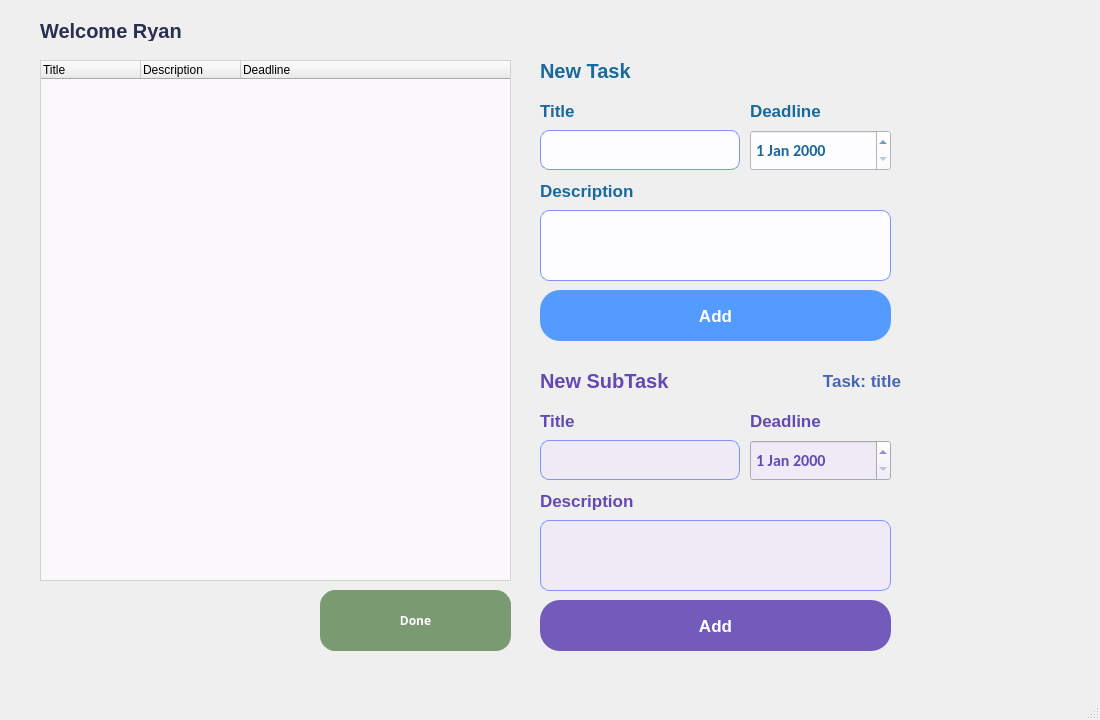
The window that GUI/HomeWindow.ui (ImRanjbar/Task-Management) describes before a commit, drawn with Qt 5.
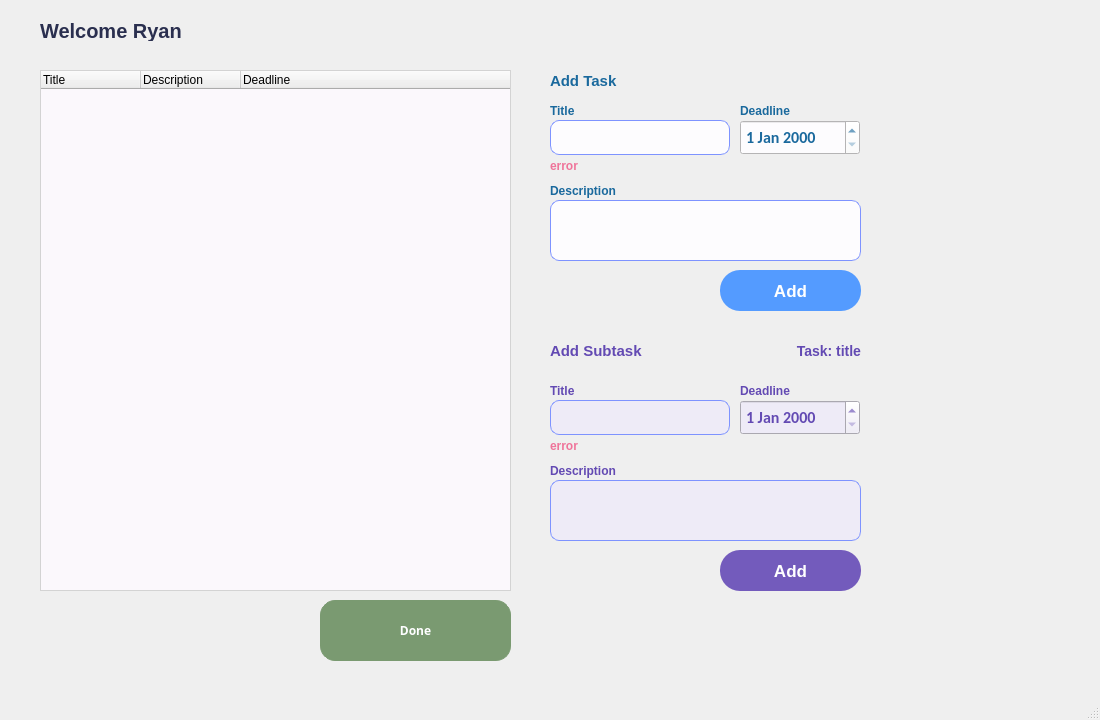
The same window after the commit. Icons and pictures are not drawn.

Commit message: Improve HomeWindow UI and add error handling for it, Fix destructures bugs.

```diff
--- a/GUI/HomeWindow.ui
+++ b/GUI/HomeWindow.ui
@@ -29,10 +29,10 @@
    <widget class="QPushButton" name="PB_profile">
     <property name="geometry">
      <rect>
-      <x>975</x>
+      <x>954</x>
       <y>25</y>
-      <width>90</width>
-      <height>90</height>
+      <width>124</width>
+      <height>124</height>
      </rect>
     </property>
     <property name="minimumSize">
@@ -43,8 +43,8 @@
     </property>
     <property name="maximumSize">
      <size>
-      <width>90</width>
-      <height>90</height>
+      <width>124</width>
+      <height>124</height>
      </size>
     </property>
     <property name="cursor">
@@ -87,10 +87,10 @@
    <widget class="QPushButton" name="PB_logout">
     <property name="geometry">
      <rect>
-      <x>975</x>
-      <y>130</y>
-      <width>90</width>
-      <height>90</height>
+      <x>954</x>
+      <y>150</y>
+      <width>124</width>
+      <height>124</height>
      </rect>
     </property>
     <property name="minimumSize">
@@ -101,8 +101,8 @@
     </property>
     <property name="maximumSize">
      <size>
-      <width>90</width>
-      <height>90</height>
+      <width>124</width>
+      <height>124</height>
      </size>
     </property>
     <property name="cursor">
@@ -172,7 +172,7 @@
     <property name="geometry">
      <rect>
       <x>40</x>
-      <y>60</y>
+      <y>70</y>
       <width>471</width>
       <height>521</height>
      </rect>
@@ -215,242 +215,6 @@
      </property>
     </column>
    </widget>
-   <widget class="QLabel" name="label_2">
-    <property name="geometry">
-     <rect>
-      <x>540</x>
-      <y>60</y>
-      <width>211</width>
-      <height>21</height>
-     </rect>
-    </property>
-    <property name="styleSheet">
-     <string notr="true">font-family: Arial;
-font-size: 20px;
-letter-spacing: 0px;
-word-spacing: 0px;
-color: #1a699d;
-font-weight: bold;
-text-decoration: none;
-font-style: normal;
-font-variant: normal;
-text-transform: none;
-</string>
-    </property>
-    <property name="text">
-     <string>New Task</string>
-    </property>
-   </widget>
-   <widget class="QLineEdit" name="LE_titleTask">
-    <property name="geometry">
-     <rect>
-      <x>540</x>
-      <y>130</y>
-      <width>200</width>
-      <height>40</height>
-     </rect>
-    </property>
-    <property name="minimumSize">
-     <size>
-      <width>200</width>
-      <height>40</height>
-     </size>
-    </property>
-    <property name="maximumSize">
-     <size>
-      <width>200</width>
-      <height>40</height>
-     </size>
-    </property>
-    <property name="styleSheet">
-     <string notr="true">QLineEdit {
-	background-color:#fdfcfe;
-	border-radius:9px;
-	border:1px solid #7e93ff;
-	display:inline-block;
-	cursor:text;
-	color:#6671d4;
-	font-family:Impactl;
-	font-size: 12px;
-	font-weight:bold;
-	padding:5px 20px;
-	text-decoration:none;
-	text-shadow:10px 0px 0px #9752cc;
-}
-</string>
-    </property>
-    <property name="placeholderText">
-     <string/>
-    </property>
-   </widget>
-   <widget class="QLabel" name="label_3">
-    <property name="geometry">
-     <rect>
-      <x>540</x>
-      <y>100</y>
-      <width>211</width>
-      <height>21</height>
-     </rect>
-    </property>
-    <property name="styleSheet">
-     <string notr="true">font-family: Arial;
-font-size: 17px;
-letter-spacing: 0px;
-word-spacing: 0px;
-color: #1a699d;
-font-weight: bold;
-text-decoration: none;
-font-style: normal;
-font-variant: normal;
-text-transform: none;
-</string>
-    </property>
-    <property name="text">
-     <string>Title</string>
-    </property>
-   </widget>
-   <widget class="QLabel" name="label_4">
-    <property name="geometry">
-     <rect>
-      <x>540</x>
-      <y>180</y>
-      <width>211</width>
-      <height>21</height>
-     </rect>
-    </property>
-    <property name="styleSheet">
-     <string notr="true">font-family: Arial;
-font-size: 17px;
-letter-spacing: 0px;
-word-spacing: 0px;
-color: #1a699d;
-font-weight: bold;
-text-decoration: none;
-font-style: normal;
-font-variant: normal;
-text-transform: none;
-</string>
-    </property>
-    <property name="text">
-     <string>Description</string>
-    </property>
-   </widget>
-   <widget class="QDateEdit" name="DE_deadlineTask">
-    <property name="geometry">
-     <rect>
-      <x>750</x>
-      <y>130</y>
-      <width>141</width>
-      <height>41</height>
-     </rect>
-    </property>
-    <property name="styleSheet">
-     <string notr="true">QDateEdit {
-    background-color: #fdfcfe; 
-
-    padding: 1px; 
-	font-family: Calibri;
-	font-size: 16px;
-	color: #1a699d;
-	font-weight: bold;
-}
-</string>
-    </property>
-   </widget>
-   <widget class="QLabel" name="label_5">
-    <property name="geometry">
-     <rect>
-      <x>750</x>
-      <y>100</y>
-      <width>141</width>
-      <height>21</height>
-     </rect>
-    </property>
-    <property name="styleSheet">
-     <string notr="true">font-family: Arial;
-font-size: 17px;
-letter-spacing: 0px;
-word-spacing: 0px;
-color: #1a699d;
-font-weight: bold;
-text-decoration: none;
-font-style: normal;
-font-variant: normal;
-text-transform: none;
-</string>
-    </property>
-    <property name="text">
-     <string>Deadline</string>
-    </property>
-   </widget>
-   <widget class="QPushButton" name="PB_addTask">
-    <property name="enabled">
-     <bool>true</bool>
-    </property>
-    <property name="geometry">
-     <rect>
-      <x>540</x>
-      <y>290</y>
-      <width>351</width>
-      <height>51</height>
-     </rect>
-    </property>
-    <property name="cursor">
-     <cursorShape>PointingHandCursor</cursorShape>
-    </property>
-    <property name="styleSheet">
-     <string notr="true">QPushButton {
-	background-color:#549BFF;
-	border-radius:20px;
-	display:inline-block;
-	cursor:pointer;
-	color:#ffffff;
-	font-family:Arial;
-	font-size:17px;
-	font-weight:bold;
-	padding:10px 45px;
-	text-decoration:none;
-	text-shadow:0px 1px 0px #2f6627;
-}
-
-QPushButton:hover {
-	background-color:#6eaaff;
-}
-
-QPushButton:active {
-		position:relative;
-	top:1px;
-}
-</string>
-    </property>
-    <property name="text">
-     <string>Add</string>
-    </property>
-   </widget>
-   <widget class="QTextEdit" name="TE_desTask">
-    <property name="geometry">
-     <rect>
-      <x>540</x>
-      <y>210</y>
-      <width>351</width>
-      <height>71</height>
-     </rect>
-    </property>
-    <property name="styleSheet">
-     <string notr="true">background-color : #fdfcfe;
-	border-radius:9px;
-	border:1px solid #7e93ff;
-	display:inline-block;
-	cursor:text;
-	color:#6671d4;
-	font-family:Impactl;
-	font-size: 12px;
-	font-weight:bold;
-	padding:5px 20px;
-	text-decoration:none;
-	text-shadow:10px 0px 0px #9752cc;</string>
-    </property>
-   </widget>
    <widget class="QPushButton" name="PB_done">
     <property name="enabled">
      <bool>false</bool>
@@ -458,7 +222,7 @@
     <property name="geometry">
      <rect>
       <x>320</x>
-      <y>590</y>
+      <y>600</y>
       <width>191</width>
       <height>61</height>
      </rect>
@@ -498,9 +262,9 @@
     <property name="geometry">
      <rect>
       <x>540</x>
-      <y>370</y>
-      <width>361</width>
-      <height>291</height>
+      <y>340</y>
+      <width>330</width>
+      <height>270</height>
      </rect>
     </property>
     <widget class="QPushButton" name="PB_addSub">
@@ -509,10 +273,10 @@
      </property>
      <property name="geometry">
       <rect>
-       <x>0</x>
-       <y>230</y>
-       <width>351</width>
-       <height>51</height>
+       <x>180</x>
+       <y>210</y>
+       <width>141</width>
+       <height>41</height>
       </rect>
      </property>
      <property name="cursor">
@@ -550,10 +314,10 @@
     <widget class="QDateEdit" name="DE_deadlineSub">
      <property name="geometry">
       <rect>
-       <x>210</x>
-       <y>70</y>
-       <width>141</width>
-       <height>41</height>
+       <x>200</x>
+       <y>60</y>
+       <width>120</width>
+       <height>35</height>
       </rect>
      </property>
      <property name="styleSheet">
@@ -572,7 +336,7 @@
     <widget class="QLabel" name="label_6">
      <property name="geometry">
       <rect>
-       <x>0</x>
+       <x>10</x>
        <y>40</y>
        <width>211</width>
        <height>21</height>
@@ -580,7 +344,7 @@
      </property>
      <property name="styleSheet">
       <string notr="true">font-family: Arial;
-font-size: 17px;
+font-size: 12px;
 letter-spacing: 0px;
 word-spacing: 0px;
 color: #634ab3;
@@ -598,22 +362,22 @@
     <widget class="QLineEdit" name="LE_titleSub">
      <property name="geometry">
       <rect>
-       <x>0</x>
-       <y>70</y>
-       <width>200</width>
-       <height>40</height>
+       <x>10</x>
+       <y>60</y>
+       <width>180</width>
+       <height>35</height>
       </rect>
      </property>
      <property name="minimumSize">
       <size>
-       <width>200</width>
-       <height>40</height>
+       <width>180</width>
+       <height>35</height>
       </size>
      </property>
      <property name="maximumSize">
       <size>
-       <width>200</width>
-       <height>40</height>
+       <width>180</width>
+       <height>35</height>
       </size>
      </property>
      <property name="styleSheet">
@@ -640,7 +404,7 @@
     <widget class="QLabel" name="label_7">
      <property name="geometry">
       <rect>
-       <x>0</x>
+       <x>10</x>
        <y>0</y>
        <width>211</width>
        <height>21</height>
@@ -648,7 +412,7 @@
      </property>
      <property name="styleSheet">
       <string notr="true">font-family: Arial;
-font-size: 20px;
+font-size: 15px;
 letter-spacing: 0px;
 word-spacing: 0px;
 color: #634ab3;
@@ -660,16 +424,16 @@
 </string>
      </property>
      <property name="text">
-      <string>New SubTask</string>
+      <string>Add Subtask</string>
      </property>
     </widget>
     <widget class="QTextEdit" name="TE_desSub">
      <property name="geometry">
       <rect>
-       <x>0</x>
-       <y>150</y>
-       <width>351</width>
-       <height>71</height>
+       <x>10</x>
+       <y>140</y>
+       <width>311</width>
+       <height>61</height>
       </rect>
      </property>
      <property name="styleSheet">
@@ -690,7 +454,7 @@
     <widget class="QLabel" name="label_9">
      <property name="geometry">
       <rect>
-       <x>210</x>
+       <x>200</x>
        <y>40</y>
        <width>141</width>
        <height>21</height>
@@ -698,7 +462,7 @@
      </property>
      <property name="styleSheet">
       <string notr="true">font-family: Arial;
-font-size: 17px;
+font-size: 12px;
 letter-spacing: 0px;
 word-spacing: 0px;
 color: #634ab3;
@@ -716,7 +480,7 @@
     <widget class="QLabel" name="label_8">
      <property name="geometry">
       <rect>
-       <x>0</x>
+       <x>10</x>
        <y>120</y>
        <width>211</width>
        <height>21</height>
@@ -724,7 +488,7 @@
      </property>
      <property name="styleSheet">
       <string notr="true">font-family: Arial;
-font-size: 17px;
+font-size: 12px;
 letter-spacing: 0px;
 word-spacing: 0px;
 color: #634ab3;
@@ -744,16 +508,16 @@
       <rect>
        <x>150</x>
        <y>0</y>
-       <width>211</width>
+       <width>171</width>
        <height>21</height>
       </rect>
      </property>
      <property name="styleSheet">
       <string notr="true">font-family: Arial;
-font-size: 17px;
+font-size: 14px;
 letter-spacing: 0px;
 word-spacing: 0px;
-color: #4a66b3;
+color: #634ab3;
 font-weight: bold;
 text-decoration: none;
 font-style: normal;
@@ -766,6 +530,306 @@
      </property>
      <property name="alignment">
       <set>Qt::AlignRight|Qt::AlignTrailing|Qt::AlignVCenter</set>
+     </property>
+    </widget>
+    <widget class="QLabel" name="LB_errorSubTitle">
+     <property name="geometry">
+      <rect>
+       <x>10</x>
+       <y>95</y>
+       <width>181</width>
+       <height>21</height>
+      </rect>
+     </property>
+     <property name="styleSheet">
+      <string notr="true">font-family: Arial;
+font-size: 12px;
+letter-spacing: 0px;
+word-spacing: 0px;
+color: #ef749a;
+font-weight: bold;
+text-decoration: none;
+font-style: normal;
+font-variant: normal;
+text-transform: none;
+
+</string>
+     </property>
+     <property name="text">
+      <string>error</string>
+     </property>
+    </widget>
+   </widget>
+   <widget class="QWidget" name="widget" native="true">
+    <property name="geometry">
+     <rect>
+      <x>540</x>
+      <y>60</y>
+      <width>330</width>
+      <height>270</height>
+     </rect>
+    </property>
+    <widget class="QTextEdit" name="TE_desTask">
+     <property name="geometry">
+      <rect>
+       <x>10</x>
+       <y>140</y>
+       <width>311</width>
+       <height>61</height>
+      </rect>
+     </property>
+     <property name="styleSheet">
+      <string notr="true">background-color : #fdfcfe;
+	border-radius:9px;
+	border:1px solid #7e93ff;
+	display:inline-block;
+	cursor:text;
+	color:#6671d4;
+	font-family:Impactl;
+	font-size: 12px;
+	font-weight:bold;
+	padding:5px 20px;
+	text-decoration:none;
+	text-shadow:10px 0px 0px #9752cc;</string>
+     </property>
+    </widget>
+    <widget class="QLabel" name="label_2">
+     <property name="geometry">
+      <rect>
+       <x>10</x>
+       <y>10</y>
+       <width>211</width>
+       <height>21</height>
+      </rect>
+     </property>
+     <property name="styleSheet">
+      <string notr="true">font-family: Arial;
+font-size: 15px;
+letter-spacing: 0px;
+word-spacing: 0px;
+color: #1a699d;
+font-weight: bold;
+text-decoration: none;
+font-style: normal;
+font-variant: normal;
+text-transform: none;
+</string>
+     </property>
+     <property name="text">
+      <string>Add Task</string>
+     </property>
+    </widget>
+    <widget class="QDateEdit" name="DE_deadlineTask">
+     <property name="geometry">
+      <rect>
+       <x>200</x>
+       <y>60</y>
+       <width>120</width>
+       <height>35</height>
+      </rect>
+     </property>
+     <property name="styleSheet">
+      <string notr="true">QDateEdit {
+    background-color: #fdfcfe; 
+
+    padding: 1px; 
+	font-family: Calibri;
+	font-size: 16px;
+	color: #1a699d;
+	font-weight: bold;
+}
+</string>
+     </property>
+    </widget>
+    <widget class="QLabel" name="label_3">
+     <property name="geometry">
+      <rect>
+       <x>10</x>
+       <y>40</y>
+       <width>211</width>
+       <height>21</height>
+      </rect>
+     </property>
+     <property name="styleSheet">
+      <string notr="true">font-family: Arial;
+font-size: 12px;
+letter-spacing: 0px;
+word-spacing: 0px;
+color: #1a699d;
+font-weight: bold;
+text-decoration: none;
+font-style: normal;
+font-variant: normal;
+text-transform: none;
+</string>
+     </property>
+     <property name="text">
+      <string>Title</string>
+     </property>
+    </widget>
+    <widget class="QPushButton" name="PB_addTask">
+     <property name="enabled">
+      <bool>true</bool>
+     </property>
+     <property name="geometry">
+      <rect>
+       <x>180</x>
+       <y>210</y>
+       <width>141</width>
+       <height>41</height>
+      </rect>
+     </property>
+     <property name="cursor">
+      <cursorShape>PointingHandCursor</cursorShape>
+     </property>
+     <property name="styleSheet">
+      <string notr="true">QPushButton {
+	background-color:#549BFF;
+	border-radius:20px;
+	display:inline-block;
+	cursor:pointer;
+	color:#ffffff;
+	font-family:Arial;
+	font-size:17px;
+	font-weight:bold;
+	padding:10px 45px;
+	text-decoration:none;
+	text-shadow:0px 1px 0px #2f6627;
+}
+
+QPushButton:hover {
+	background-color:#6eaaff;
+}
+
+QPushButton:active {
+		position:relative;
+	top:1px;
+}
+</string>
+     </property>
+     <property name="text">
+      <string>Add</string>
+     </property>
+    </widget>
+    <widget class="QLabel" name="label_4">
+     <property name="geometry">
+      <rect>
+       <x>10</x>
+       <y>120</y>
+       <width>211</width>
+       <height>21</height>
+      </rect>
+     </property>
+     <property name="styleSheet">
+      <string notr="true">font-family: Arial;
+font-size: 12px;
+letter-spacing: 0px;
+word-spacing: 0px;
+color: #1a699d;
+font-weight: bold;
+text-decoration: none;
+font-style: normal;
+font-variant: normal;
+text-transform: none;
+</string>
+     </property>
+     <property name="text">
+      <string>Description</string>
+     </property>
+    </widget>
+    <widget class="QLabel" name="label_5">
+     <property name="geometry">
+      <rect>
+       <x>200</x>
+       <y>40</y>
+       <width>141</width>
+       <height>21</height>
+      </rect>
+     </property>
+     <property name="styleSheet">
+      <string notr="true">font-family: Arial;
+font-size: 12px;
+letter-spacing: 0px;
+word-spacing: 0px;
+color: #1a699d;
+font-weight: bold;
+text-decoration: none;
+font-style: normal;
+font-variant: normal;
+text-transform: none;
+</string>
+     </property>
+     <property name="text">
+      <string>Deadline</string>
+     </property>
+    </widget>
+    <widget class="QLineEdit" name="LE_titleTask">
+     <property name="geometry">
+      <rect>
+       <x>10</x>
+       <y>60</y>
+       <width>180</width>
+       <height>35</height>
+      </rect>
+     </property>
+     <property name="minimumSize">
+      <size>
+       <width>180</width>
+       <height>35</height>
+      </size>
+     </property>
+     <property name="maximumSize">
+      <size>
+       <width>180</width>
+       <height>35</height>
+      </size>
+     </property>
+     <property name="styleSheet">
+      <string notr="true">QLineEdit {
+	background-color:#fdfcfe;
+	border-radius:9px;
+	border:1px solid #7e93ff;
+	display:inline-block;
+	cursor:text;
+	color:#6671d4;
+	font-family:Impactl;
+	font-size: 12px;
+	font-weight:bold;
+	padding:5px 20px;
+	text-decoration:none;
+	text-shadow:10px 0px 0px #9752cc;
+}
+</string>
+     </property>
+     <property name="placeholderText">
+      <string/>
+     </property>
+    </widget>
+    <widget class="QLabel" name="LB_errorTaskTitle">
+     <property name="geometry">
+      <rect>
+       <x>10</x>
+       <y>95</y>
+       <width>181</width>
+       <height>21</height>
+      </rect>
+     </property>
+     <property name="styleSheet">
+      <string notr="true">font-family: Arial;
+font-size: 12px;
+letter-spacing: 0px;
+word-spacing: 0px;
+color: #ef749a;
+font-weight: bold;
+text-decoration: none;
+font-style: normal;
+font-variant: normal;
+text-transform: none;
+
+</string>
+     </property>
+     <property name="text">
+      <string>error</string>
      </property>
     </widget>
    </widget>
```
Left out of the diff: 4 changed lines with no effect on the pictures. The commit also changes 11 other files.
